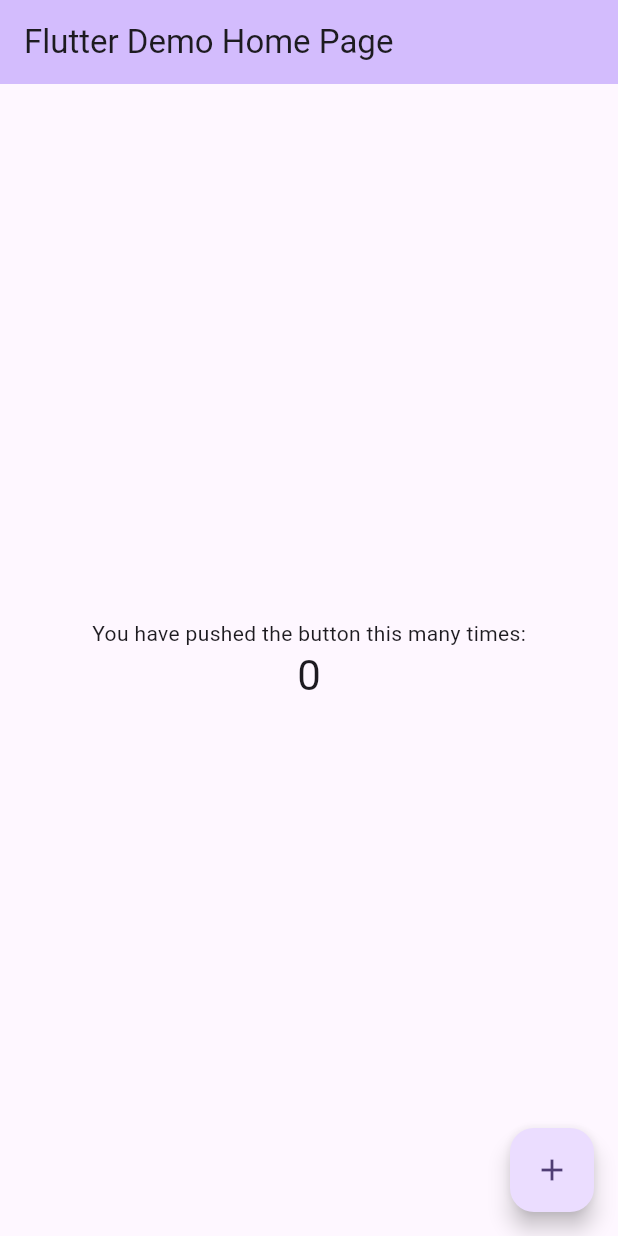
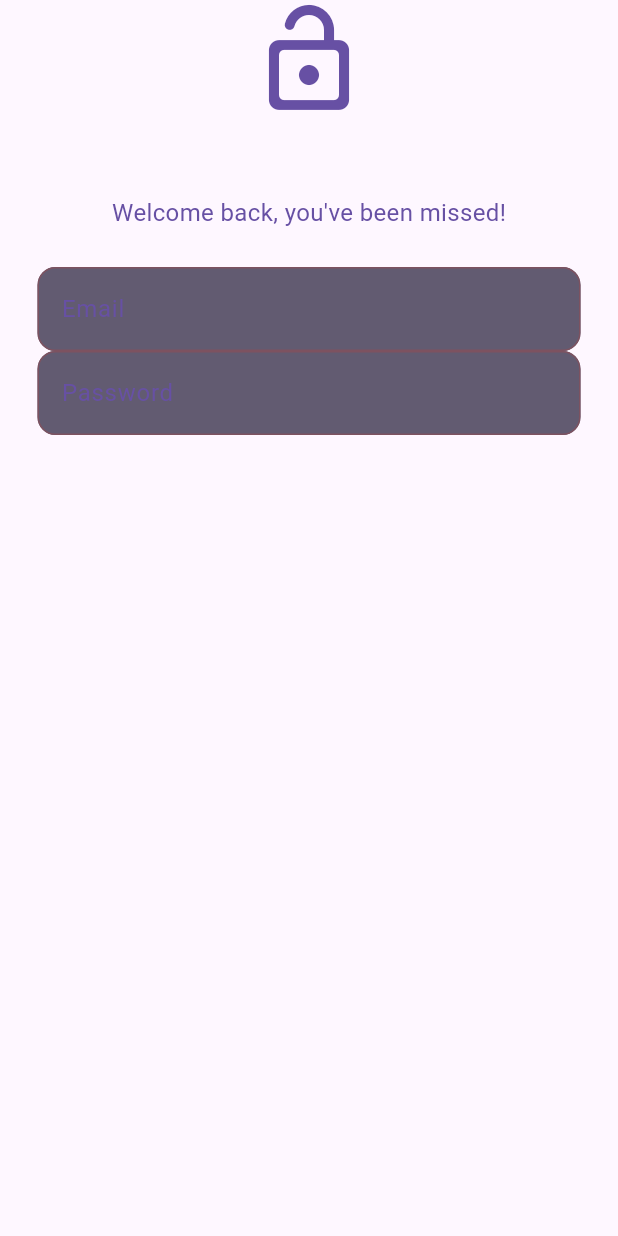
Before and after one commit to MahidulParash/insta_clone, a Flutter app: the screen it shows after launch, on a phone screen of 412 x 824 dp. Run offline on Flutter 3.47's test engine with Material 3 defaults, Android fonts, the phone set to English and light mode, and no system bars; our stand-ins replace firebase_auth, firebase_core; accounts and stored records are empty.

Commit message:
theme & firebase config

```diff
--- a/lib/features/auth/domain/repositories/auth_repo.dart
+++ b/lib/features/auth/domain/repositories/auth_repo.dart
@@ -2,18 +2,18 @@ import 'package:insta_clone/features/auth/domain/entities/app_user.dart';
 
 abstract class AuthRepo {
   // LOGIN
-  Future<AppUser?> login(
+  Future<AppUser?> signIn(
     String email,
     password,
   );
   //REGISTER
-  Future<AppUser?> register(
+  Future<AppUser?> createUser(
     String name,
     email,
     password,
   );
   // LOGOUT
-  Future<void> logout();
+  Future<void> signOut();
   // CURRENT USER
   Future<AppUser?> getCurrentUser();
 }
--- /dev/null
+++ b/lib/features/auth/presentation/components/custom_inputfield.dart
@@ -0,0 +1,39 @@
+import 'package:flutter/material.dart';
+
+class CustomInputfield extends StatelessWidget {
+  final TextEditingController controller;
+  final String hintText;
+  final bool obscureText;
+
+  const CustomInputfield({
+    super.key,
+    required this.controller,
+    required this.hintText,
+    this.obscureText = false,
+  });
+
+  @override
+  Widget build(BuildContext context) {
+    return TextField(
+      controller: controller,
+      obscureText: obscureText,
+      decoration: InputDecoration(
+        // border when unselected
+        enabledBorder: OutlineInputBorder(
+          borderSide: BorderSide(color: Theme.of(context).colorScheme.tertiary),
+          borderRadius: BorderRadius.circular(12),
+        ),
+
+        //border when selected
+        focusedBorder: OutlineInputBorder(
+          borderSide: BorderSide(color: Theme.of(context).colorScheme.primary),
+          borderRadius: BorderRadius.circular(12),
+        ),
+        hintText: hintText,
+        hintStyle: TextStyle(color: Theme.of(context).colorScheme.primary),
+        fillColor: Theme.of(context).colorScheme.secondary,
+        filled: true,
+      ),
+    );
+  }
+}
--- /dev/null
+++ b/lib/features/auth/presentation/pages/login_page.dart
@@ -0,0 +1,55 @@
+import 'package:flutter/material.dart';
+import 'package:insta_clone/features/auth/presentation/components/custom_inputfield.dart';
+
+class LoginPage extends StatefulWidget {
+  const LoginPage({super.key});
+
+  @override
+  State<LoginPage> createState() => _LoginPageState();
+}
+
+class _LoginPageState extends State<LoginPage> {
+  final TextEditingController emailController = TextEditingController();
+  final TextEditingController passwordController = TextEditingController();
+  @override
+  Widget build(BuildContext context) {
+    return Scaffold(
+      body: SafeArea(
+          child: Padding(
+        padding: const EdgeInsets.symmetric(horizontal: 25),
+        child: Column(
+          children: [
+            // logo
+            Icon(
+              Icons.lock_open_rounded,
+              size: 80,
+              color: Theme.of(context).colorScheme.primary,
+            ),
+            const SizedBox(height: 50),
+            // welcome back msg
+            Text(
+              "Welcome back, you've been missed!",
+              style: TextStyle(
+                color: Theme.of(context).colorScheme.primary,
+                fontSize: 16,
+              ),
+            ),
+            const SizedBox(height: 25),
+            // email textfield
+            CustomInputfield(
+              controller: emailController,
+              hintText: 'Email',
+            ),
+            // pass textfield
+            CustomInputfield(
+              controller: passwordController,
+              hintText: 'Password',
+            )
+            // login button
+            // register
+          ],
+        ),
+      )),
+    );
+  }
+}
--- a/lib/main.dart
+++ b/lib/main.dart
@@ -1,125 +1,24 @@
+import 'package:firebase_core/firebase_core.dart';
 import 'package:flutter/material.dart';
+import 'package:insta_clone/features/auth/presentation/pages/login_page.dart';
+import 'package:insta_clone/firebase_options.dart';
 
-void main() {
+void main() async {
+  //firebase setup
+  WidgetsFlutterBinding.ensureInitialized();
+  await Firebase.initializeApp(options: DefaultFirebaseOptions.currentPlatform);
+
   runApp(const MyApp());
 }
 
 class MyApp extends StatelessWidget {
   const MyApp({super.key});
 
-  // This widget is the root of your application.
   @override
   Widget build(BuildContext context) {
-    return MaterialApp(
-      title: 'Flutter Demo',
-      theme: ThemeData(
-        // This is the theme of your application.
-        //
-        // TRY THIS: Try running your application with "flutter run". You'll see
-        // the application has a purple toolbar. Then, without quitting the app,
-        // try changing the seedColor in the colorScheme below to Colors.green
-        // and then invoke "hot reload" (save your changes or press the "hot
-        // reload" button in a Flutter-supported IDE, or press "r" if you used
-        // the command line to start the app).
-        //
-        // Notice that the counter didn't reset back to zero; the application
-        // state is not lost during the reload. To reset the state, use hot
-        // restart instead.
-        //
-        // This works for code too, not just values: Most code changes can be
-        // tested with just a hot reload.
-        colorScheme: ColorScheme.fromSeed(seedColor: Colors.deepPurple),
-        useMaterial3: true,
-      ),
-      home: const MyHomePage(title: 'Flutter Demo Home Page'),
+    return const MaterialApp(
+      debugShowCheckedModeBanner: false,
+      home: LoginPage(),
     );
   }
 }
-
-class MyHomePage extends StatefulWidget {
-  const MyHomePage({super.key, required this.title});
-
-  // This widget is the home page of your application. It is stateful, meaning
-  // that it has a State object (defined below) that contains fields that affect
-  // how it looks.
-
-  // This class is the configuration for the state. It holds the values (in this
-  // case the title) provided by the parent (in this case the App widget) and
-  // used by the build method of the State. Fields in a Widget subclass are
-  // always marked "final".
-
-  final String title;
-
-  @override
-  State<MyHomePage> createState() => _MyHomePageState();
-}
-
-class _MyHomePageState extends State<MyHomePage> {
-  int _counter = 0;
-
-  void _incrementCounter() {
-    setState(() {
-      // This call to setState tells the Flutter framework that something has
-      // changed in this State, which causes it to rerun the build method below
-      // so that the display can reflect the updated values. If we changed
-      // _counter without calling setState(), then the build method would not be
-      // called again, and so nothing would appear to happen.
-      _counter++;
-    });
-  }
-
-  @override
-  Widget build(BuildContext context) {
-    // This method is rerun every time setState is called, for instance as done
-    // by the _incrementCounter method above.
-    //
-    // The Flutter framework has been optimized to make rerunning build methods
-    // fast, so that you can just rebuild anything that needs updating rather
-    // than having to individually change instances of widgets.
-    return Scaffold(
-      appBar: AppBar(
-        // TRY THIS: Try changing the color here to a specific color (to
-        // Colors.amber, perhaps?) and trigger a hot reload to see the AppBar
-        // change color while the other colors stay the same.
-        backgroundColor: Theme.of(context).colorScheme.inversePrimary,
-        // Here we take the value from the MyHomePage object that was created by
-        // the App.build method, and use it to set our appbar title.
-        title: Text(widget.title),
-      ),
-      body: Center(
-        // Center is a layout widget. It takes a single child and positions it
-        // in the middle of the parent.
-        child: Column(
-          // Column is also a layout widget. It takes a list of children and
-          // arranges them vertically. By default, it sizes itself to fit its
-          // children horizontally, and tries to be as tall as its parent.
-          //
-          // Column has various properties to control how it sizes itself and
-          // how it positions its children. Here we use mainAxisAlignment to
-          // center the children vertically; the main axis here is the vertical
-          // axis because Columns are vertical (the cross axis would be
-          // horizontal).
-          //
-          // TRY THIS: Invoke "debug painting" (choose the "Toggle Debug Paint"
-          // action in the IDE, or press "p" in the console), to see the
-          // wireframe for each widget.
-          mainAxisAlignment: MainAxisAlignment.center,
-          children: <Widget>[
-            const Text(
-              'You have pushed the button this many times:',
-            ),
-            Text(
-              '$_counter',
-              style: Theme.of(context).textTheme.headlineMedium,
-            ),
-          ],
-        ),
-      ),
-      floatingActionButton: FloatingActionButton(
-        onPressed: _incrementCounter,
-        tooltip: 'Increment',
-        child: const Icon(Icons.add),
-      ), // This trailing comma makes auto-formatting nicer for build methods.
-    );
-  }
-}
--- a/pubspec.yaml
+++ b/pubspec.yaml
@@ -35,6 +35,8 @@ dependencies:
   # The following adds the Cupertino Icons font to your application.
   # Use with the CupertinoIcons class for iOS style icons.
   cupertino_icons: ^1.0.2
+  firebase_core: ^2.27.0
+  firebase_auth: ^4.17.8
 
 dev_dependencies:
   flutter_test:
```
Also changed, not shown: lib/features/auth/data/firebase_auth_repo.dart (+61 -12 lines), lib/themes.dart (added, +42 -0 lines), firebase.json (added), lib/firebase_options.dart (added), pubspec.lock, 6 other files.
